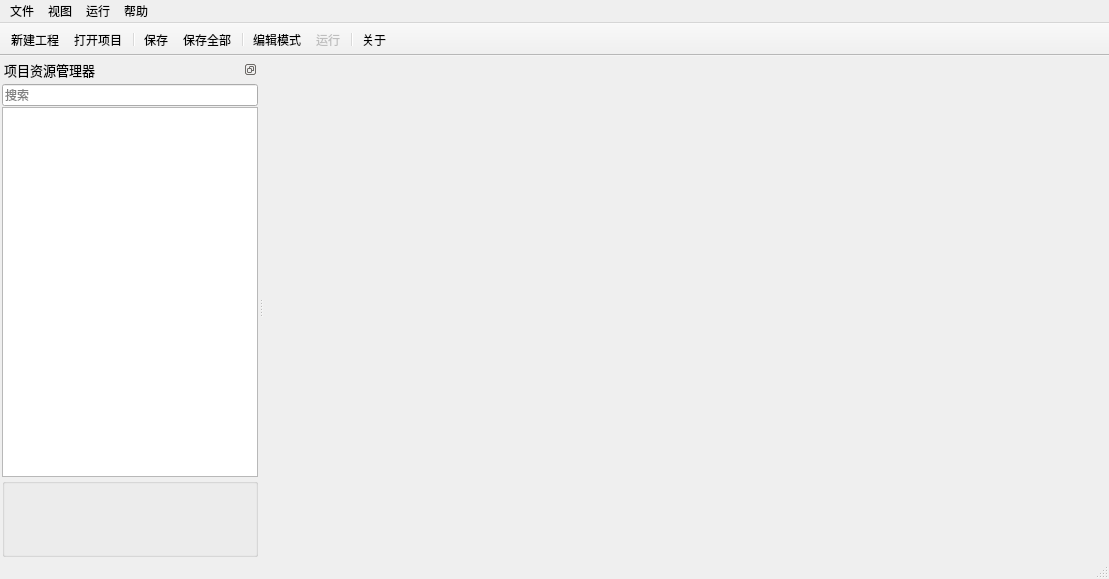
This is mainwindow.ui in luckyPtr/BitmapStudio as Qt 5 draws it before an edit. The edited form follows.
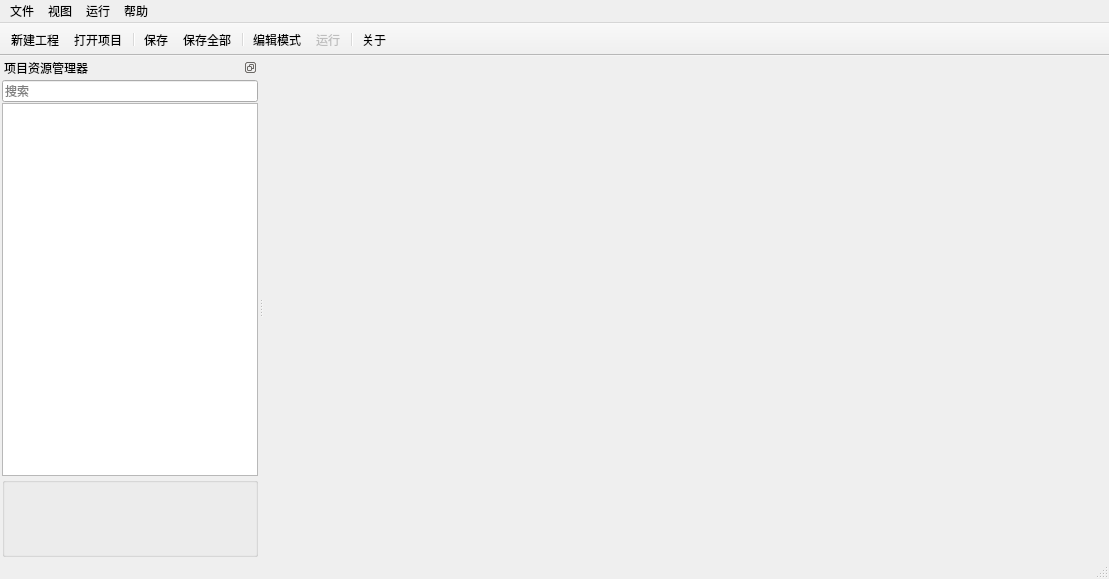
This is the edited form. Icons and pictures are not drawn. Custom widgets are drawn as their Qt base class.

Patch:
```diff
--- a/mainwindow.ui
+++ b/mainwindow.ui
@@ -10,11 +10,6 @@
     <height>579</height>
    </rect>
   </property>
-  <property name="font">
-   <font>
-    <family>Microsoft YaHei</family>
-   </font>
-  </property>
   <property name="acceptDrops">
    <bool>false</bool>
   </property>
@@ -174,12 +169,6 @@
   </widget>
   <widget class="QStatusBar" name="statusbar"/>
   <widget class="QDockWidget" name="dockProject">
-   <property name="font">
-    <font>
-     <family>Microsoft YaHei</family>
-     <pointsize>10</pointsize>
-    </font>
-   </property>
    <property name="styleSheet">
     <string notr="true">QDockWidget::title
 {
@@ -272,9 +261,7 @@
        <widget class="TreeView" name="treeViewProject">
         <property name="font">
          <font>
-          <family>微软雅黑</family>
           <pointsize>12</pointsize>
-          <underline>false</underline>
          </font>
         </property>
         <property name="cursor" stdset="0">
```
